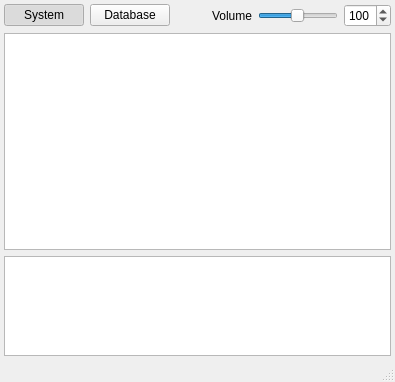
Before: the Qt Designer form main.ui in MaurizioB/SampleBrowse, drawn with Qt 5.
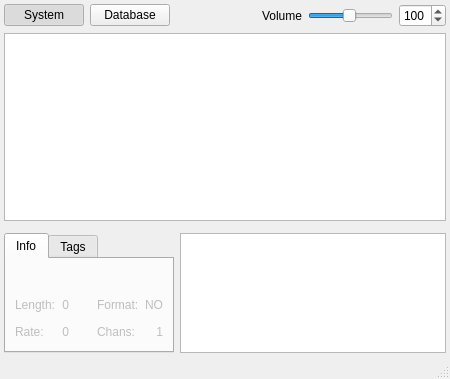
After: the same form once the commit is applied. The open tabs and pages were chosen to show the change. Custom widgets are drawn as their Qt base class.

Commit message: Added support for internal database through sqlite

```diff
--- a/main.ui
+++ b/main.ui
@@ -6,19 +6,38 @@
    <rect>
     <x>0</x>
     <y>0</y>
-    <width>395</width>
-    <height>382</height>
+    <width>450</width>
+    <height>379</height>
    </rect>
   </property>
   <property name="windowTitle">
    <string>SampleBrowser</string>
   </property>
   <widget class="QWidget" name="centralwidget">
-   <layout class="QGridLayout" name="gridLayout" rowstretch="0,0,0">
+   <layout class="QGridLayout" name="gridLayout" rowstretch="0,100,0">
     <property name="margin">
      <number>4</number>
     </property>
-    <item row="0" column="0">
+    <item row="2" column="1">
+     <widget class="QGraphicsView" name="waveView">
+      <property name="maximumSize">
+       <size>
+        <width>16777215</width>
+        <height>120</height>
+       </size>
+      </property>
+      <property name="verticalScrollBarPolicy">
+       <enum>Qt::ScrollBarAlwaysOff</enum>
+      </property>
+      <property name="horizontalScrollBarPolicy">
+       <enum>Qt::ScrollBarAlwaysOff</enum>
+      </property>
+      <property name="renderHints">
+       <set>QPainter::Antialiasing|QPainter::TextAntialiasing</set>
+      </property>
+     </widget>
+    </item>
+    <item row="0" column="0" colspan="2">
      <layout class="QHBoxLayout" name="horizontalLayout">
       <item>
        <widget class="QPushButton" name="browseSystemBtn">
@@ -124,26 +143,7 @@
       </item>
      </layout>
     </item>
-    <item row="2" column="0">
-     <widget class="QGraphicsView" name="waveView">
-      <property name="maximumSize">
-       <size>
-        <width>16777215</width>
-        <height>100</height>
-       </size>
-      </property>
-      <property name="verticalScrollBarPolicy">
-       <enum>Qt::ScrollBarAlwaysOff</enum>
-      </property>
-      <property name="horizontalScrollBarPolicy">
-       <enum>Qt::ScrollBarAlwaysOff</enum>
-      </property>
-      <property name="renderHints">
-       <set>QPainter::Antialiasing|QPainter::TextAntialiasing</set>
-      </property>
-     </widget>
-    </item>
-    <item row="1" column="0">
+    <item row="1" column="0" colspan="2">
      <widget class="QSplitter" name="mainSplitter">
       <property name="orientation">
        <enum>Qt::Horizontal</enum>
@@ -151,24 +151,186 @@
       <property name="childrenCollapsible">
        <bool>false</bool>
       </property>
-      <widget class="QTableView" name="sampleView">
-       <property name="contextMenuPolicy">
-        <enum>Qt::CustomContextMenu</enum>
-       </property>
-       <property name="editTriggers">
-        <set>QAbstractItemView::NoEditTriggers</set>
-       </property>
-       <property name="selectionBehavior">
-        <enum>QAbstractItemView::SelectRows</enum>
-       </property>
-       <property name="horizontalScrollMode">
-        <enum>QAbstractItemView::ScrollPerPixel</enum>
-       </property>
-       <attribute name="horizontalHeaderHighlightSections">
+      <widget class="QWidget" name="verticalLayoutWidget">
+       <layout class="QVBoxLayout" name="verticalLayout">
+        <item>
+         <widget class="QTableView" name="sampleView">
+          <property name="contextMenuPolicy">
+           <enum>Qt::CustomContextMenu</enum>
+          </property>
+          <property name="editTriggers">
+           <set>QAbstractItemView::NoEditTriggers</set>
+          </property>
+          <property name="selectionBehavior">
+           <enum>QAbstractItemView::SelectRows</enum>
+          </property>
+          <property name="horizontalScrollMode">
+           <enum>QAbstractItemView::ScrollPerPixel</enum>
+          </property>
+          <attribute name="horizontalHeaderHighlightSections">
+           <bool>false</bool>
+          </attribute>
+          <attribute name="verticalHeaderVisible">
+           <bool>false</bool>
+          </attribute>
+         </widget>
+        </item>
+        <item>
+         <widget class="QWidget" name="filterStackedWidget" native="true">
+          <property name="sizePolicy">
+           <sizepolicy hsizetype="Preferred" vsizetype="Maximum">
+            <horstretch>0</horstretch>
+            <verstretch>0</verstretch>
+           </sizepolicy>
+          </property>
+         </widget>
+        </item>
+       </layout>
+      </widget>
+     </widget>
+    </item>
+    <item row="2" column="0">
+     <widget class="QTabWidget" name="infoTabWidget">
+      <property name="sizePolicy">
+       <sizepolicy hsizetype="Maximum" vsizetype="Expanding">
+        <horstretch>0</horstretch>
+        <verstretch>0</verstretch>
+       </sizepolicy>
+      </property>
+      <property name="currentIndex">
+       <number>1</number>
+      </property>
+      <widget class="QWidget" name="infoTab" native="true">
+       <property name="enabled">
         <bool>false</bool>
+       </property>
+       <attribute name="title">
+        <string>Info</string>
        </attribute>
-       <attribute name="verticalHeaderVisible">
-        <bool>false</bool>
+       <layout class="QGridLayout" name="gridLayout_4">
+        <item row="1" column="0">
+         <widget class="QLabel" name="label_2">
+          <property name="text">
+           <string>Length:</string>
+          </property>
+         </widget>
+        </item>
+        <item row="1" column="1" alignment="Qt::AlignRight">
+         <widget class="QLabel" name="infoLengthLbl">
+          <property name="sizePolicy">
+           <sizepolicy hsizetype="Maximum" vsizetype="Preferred">
+            <horstretch>0</horstretch>
+            <verstretch>0</verstretch>
+           </sizepolicy>
+          </property>
+          <property name="text">
+           <string>0</string>
+          </property>
+          <property name="alignment">
+           <set>Qt::AlignRight|Qt::AlignTrailing|Qt::AlignVCenter</set>
+          </property>
+         </widget>
+        </item>
+        <item row="1" column="3">
+         <widget class="QLabel" name="label_5">
+          <property name="text">
+           <string>Format:</string>
+          </property>
+         </widget>
+        </item>
+        <item row="0" column="0" colspan="5">
+         <widget class="QLabel" name="infoFileNameLbl">
+          <property name="styleSheet">
+           <string notr="true">font-weight: bold;</string>
+          </property>
+          <property name="text">
+           <string/>
+          </property>
+         </widget>
+        </item>
+        <item row="2" column="0">
+         <widget class="QLabel" name="label_4">
+          <property name="text">
+           <string>Rate:</string>
+          </property>
+         </widget>
+        </item>
+        <item row="2" column="1" alignment="Qt::AlignRight">
+         <widget class="QLabel" name="infoSampleRateLbl">
+          <property name="sizePolicy">
+           <sizepolicy hsizetype="Maximum" vsizetype="Preferred">
+            <horstretch>0</horstretch>
+            <verstretch>0</verstretch>
+           </sizepolicy>
+          </property>
+          <property name="text">
+           <string>0</string>
+          </property>
+          <property name="alignment">
+           <set>Qt::AlignRight|Qt::AlignTrailing|Qt::AlignVCenter</set>
+          </property>
+         </widget>
+        </item>
+        <item row="2" column="3">
+         <widget class="QLabel" name="label_8">
+          <property name="text">
+           <string>Chans:</string>
+          </property>
+         </widget>
+        </item>
+        <item row="2" column="4" alignment="Qt::AlignRight">
+         <widget class="QLabel" name="infoChannelsLbl">
+          <property name="sizePolicy">
+           <sizepolicy hsizetype="Maximum" vsizetype="Preferred">
+            <horstretch>0</horstretch>
+            <verstretch>0</verstretch>
+           </sizepolicy>
+          </property>
+          <property name="text">
+           <string>1</string>
+          </property>
+          <property name="alignment">
+           <set>Qt::AlignRight|Qt::AlignTrailing|Qt::AlignVCenter</set>
+          </property>
+         </widget>
+        </item>
+        <item row="1" column="4" alignment="Qt::AlignRight">
+         <widget class="QLabel" name="infoFormatLbl">
+          <property name="sizePolicy">
+           <sizepolicy hsizetype="Maximum" vsizetype="Preferred">
+            <horstretch>0</horstretch>
+            <verstretch>0</verstretch>
+           </sizepolicy>
+          </property>
+          <property name="text">
+           <string>NO</string>
+          </property>
+          <property name="alignment">
+           <set>Qt::AlignRight|Qt::AlignTrailing|Qt::AlignVCenter</set>
+          </property>
+         </widget>
+        </item>
+        <item row="1" column="2">
+         <spacer name="horizontalSpacer_2">
+          <property name="orientation">
+           <enum>Qt::Horizontal</enum>
+          </property>
+          <property name="sizeType">
+           <enum>QSizePolicy::Fixed</enum>
+          </property>
+          <property name="sizeHint" stdset="0">
+           <size>
+            <width>16</width>
+            <height>20</height>
+           </size>
+          </property>
+         </spacer>
+        </item>
+       </layout>
+      </widget>
+      <widget class="QWidget" name="tagsTab">
+       <attribute name="title">
+        <string>Tags</string>
        </attribute>
       </widget>
      </widget>
@@ -187,6 +349,13 @@
   </widget>
   <widget class="QStatusBar" name="statusbar"/>
  </widget>
+ <customwidgets>
+  <customwidget>
+   <class>TagsEditorTextBrowser</class>
+   <extends>QTextBrowser</extends>
+   <header>samplebrowse</header>
+  </customwidget>
+ </customwidgets>
  <tabstops>
   <tabstop>volumeSlider</tabstop>
   <tabstop>volumeSpin</tabstop>
```
Left out of the diff: 17 changed lines with no effect on the pictures. The commit also changes 1 other file.
